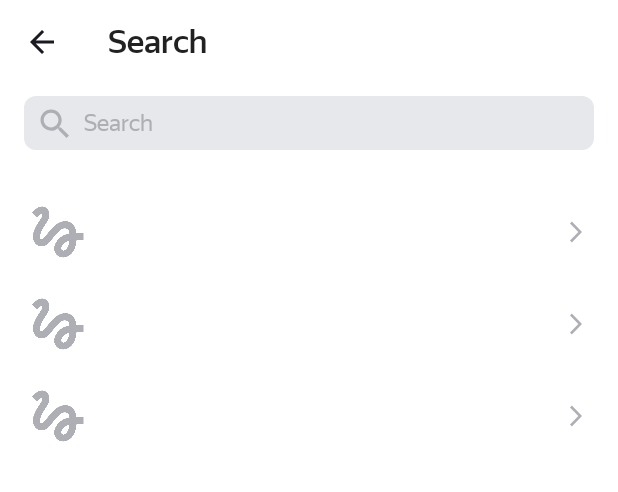
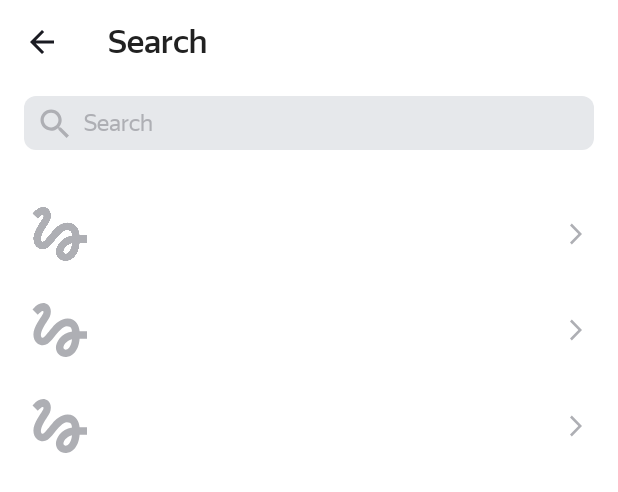
Before and after one commit to RD2W/PlaylistMaker, an Android app: the layout activity_search.xml on its own in the app's theme, with its tools: preview values and no code run, on a phone screen of 412 x 824 dp. Shown: the top 492 px of the screen. Run offline under Robolectric (Android 15) with nearby library versions, the phone set to English and light mode, and no system bars.

Commit message:
Использовать при верстке экранов размеры, кратные 4 или 8
Документация - https://material.io/design/layout/spacing-methods.html#baseline-grid

```diff
--- a/app/src/main/res/layout/activity_media.xml
+++ b/app/src/main/res/layout/activity_media.xml
@@ -12,7 +12,6 @@
         android:id="@+id/topAppBar"
         android:layout_width="match_parent"
         android:layout_height="?attr/actionBarSize"
-        android:layout_marginBottom="@dimen/value_24"
         app:title="@string/media_library_button"
         app:navigationIcon="@drawable/ic_back"/>
 
--- a/app/src/main/res/layout/activity_search.xml
+++ b/app/src/main/res/layout/activity_search.xml
@@ -30,17 +30,15 @@
             android:contextClickable="true"
             android:hint="@string/search_hint"
             android:inputType="textCapSentences"
-            android:maxLines="1"
             android:imeOptions="actionSearch"
-            android:singleLine="true"
             tools:ignore="RtlSymmetry"/>
 
         <ImageView style="@style/IconClearStyle"
             android:id="@+id/clearInputButton"
-            android:layout_width="@dimen/value_14"
-            android:layout_height="@dimen/value_14"
+            android:layout_width="@dimen/value_16"
+            android:layout_height="@dimen/value_16"
             android:layout_gravity="end|center_vertical"
-            android:layout_margin="@dimen/value_10"
+            android:layout_margin="@dimen/value_12"
             android:contentDescription="@string/ic_clear_description"
             android:src="@drawable/ic_clear"
             android:visibility="gone"/>
--- a/app/src/main/res/layout/track_item.xml
+++ b/app/src/main/res/layout/track_item.xml
@@ -10,8 +10,8 @@
     <com.google.android.material.imageview.ShapeableImageView
         style="@style/FoundTrackCover"
         android:id="@+id/foundTrackCover"
-        android:layout_width="@dimen/value_45"
-        android:layout_height="@dimen/value_45"
+        android:layout_width="@dimen/value_48"
+        android:layout_height="@dimen/value_48"
         android:contentDescription="@string/album_cover_description"
         android:src="@drawable/ic_track_placeholder"
         app:shapeAppearance="@style/FoundTrackCover.CornerSize"/>
@@ -31,8 +31,8 @@
             android:layout_width="wrap_content"/>
 
         <LinearLayout
+            android:layout_height="wrap_content"
             android:layout_width="match_parent"
-            android:layout_height="wrap_content"
             android:gravity="center_vertical"
             android:orientation="horizontal">
 
--- a/app/src/main/res/values/dimens.xml
+++ b/app/src/main/res/values/dimens.xml
@@ -3,23 +3,17 @@
     <dimen name="corner_radius_2">2dp</dimen>
     <dimen name="corner_radius_8">8dp</dimen>
     <dimen name="corner_radius_16">16dp</dimen>
-    <dimen name="corner_radius_54">54dp</dimen>
-    <dimen name="bt_text_size">20sp</dimen>
+    <dimen name="corner_radius_52">52dp</dimen>
     <dimen name="ic_padding">8dp</dimen>
     <dimen name="zero_dp">0dp</dimen>
     <dimen name="value_4">4dp</dimen>
     <dimen name="value_8">8dp</dimen>
-    <dimen name="value_10">10dp</dimen>
     <dimen name="value_12">12dp</dimen>
-    <dimen name="value_14">14dp</dimen>
     <dimen name="value_16">16dp</dimen>
-    <dimen name="value_18">18dp</dimen>
     <dimen name="value_20">20dp</dimen>
     <dimen name="value_24">24dp</dimen>
-    <dimen name="value_26">26dp</dimen>
     <dimen name="value_28">28dp</dimen>
-    <dimen name="value_30">30dp</dimen>
-    <dimen name="value_45">45dp</dimen>
+    <dimen name="value_48">48dp</dimen>
     <dimen name="value_52">52dp</dimen>
     <dimen name="text_size">16sp</dimen>
     <dimen name="text_medium_size">19sp</dimen>
@@ -27,4 +21,5 @@
     <dimen name="text_small_size">12sp</dimen>
     <dimen name="text_small_plus_size">13sp</dimen>
     <dimen name="text_title_size">22sp</dimen>
+    <dimen name="text_bt_size">20sp</dimen>
 </resources>
--- a/app/src/main/res/values/styles.xml
+++ b/app/src/main/res/values/styles.xml
@@ -14,7 +14,7 @@
         <item name="android:letterSpacing">0</item>
         <item name="android:textAllCaps">false</item>
         <item name="android:textColor">@color/dark_gray</item>
-        <item name="android:textSize">@dimen/bt_text_size</item>
+        <item name="android:textSize">@dimen/text_bt_size</item>
         <item name="android:textFontWeight">500</item>
         <item name="cornerRadius">@dimen/corner_radius_16</item>
         <item name="iconGravity">textStart</item>
@@ -48,6 +48,7 @@
         <item name="android:textColor">@color/black</item>
         <item name="android:textColorHint">@color/text_search_field</item>
         <item name="android:textCursorDrawable">@drawable/ic_cursor</item>
+        <item name="android:maxLines">1</item>
     </style>
 
     <style name="FoundTrackName">
@@ -97,7 +98,7 @@
         <item name="android:textAllCaps">false</item>
         <item name="android:letterSpacing">0</item>
         <item name="android:textFontWeight">500</item>
-        <item name="cornerRadius">@dimen/corner_radius_54</item>
+        <item name="cornerRadius">@dimen/corner_radius_52</item>
     </style>
 
     <style name="CustomToolbarStyle" parent="Widget.MaterialComponents.Toolbar">
```
Also changed, not shown: app/src/main/res/layout/activity_player.xml (+3 -4 lines).
